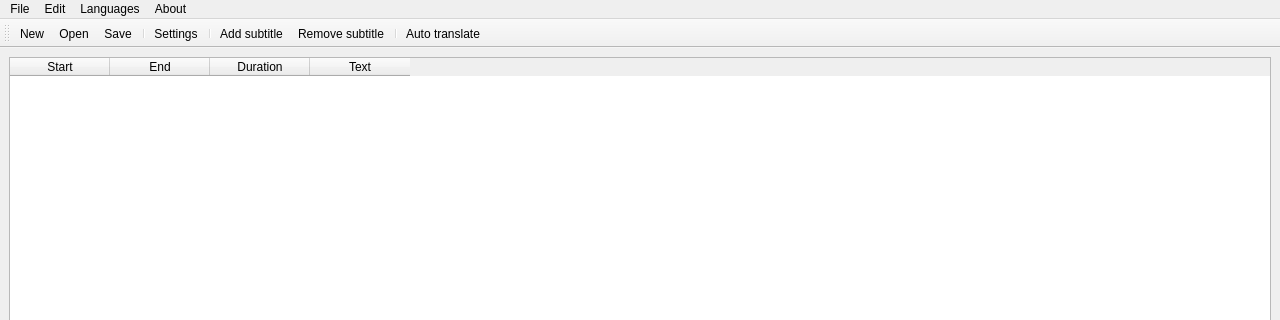
Old version of the form ui/main_window.ui in the repository TruongHaiDang/SRT-Editor; both pictures show x 0 to 1280 and y 0 to 320 of the 1280 by 800 pixel window.
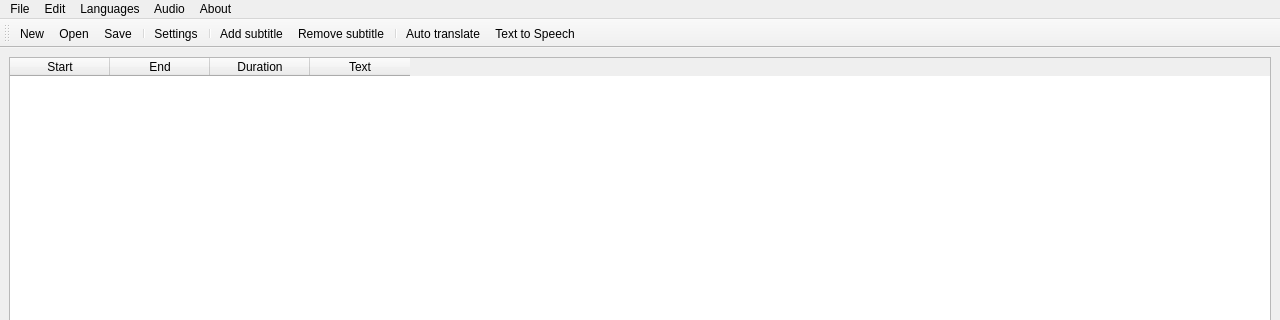
New version of the form. Icons and pictures are not drawn.

Commit message:
feat: add text-to-speech UI and settings
Adds a new Text-to-Speech dialog, menu entry, and corresponding settings
panel so users can configure audio provider and API key and invoke TTS
features from the app.

This enables a dedicated UI for converting text to audio (table of
entries, voice selection, and controls), a speaker icon resource, and
persists provider/api key choices in application settings. Also wires
the menu action to open the dialog, improving discoverability and
preparing the codebase for implementing TTS functionality.

No breaking changes.

What changed in the file:
```diff
--- a/ui/main_window.ui
+++ b/ui/main_window.ui
@@ -87,9 +87,16 @@
     <addaction name="actionAdd_subtitle"/>
     <addaction name="actionRemove_subtitle"/>
    </widget>
+   <widget class="QMenu" name="menuAudio">
+    <property name="title">
+     <string>Audio</string>
+    </property>
+    <addaction name="actionText_to_Speech"/>
+   </widget>
    <addaction name="menuFile"/>
    <addaction name="menuEdit"/>
    <addaction name="menuLanguages"/>
+   <addaction name="menuAudio"/>
    <addaction name="menuAbout"/>
   </widget>
   <widget class="QStatusBar" name="statusbar"/>
@@ -113,6 +120,7 @@
    <addaction name="actionRemove_subtitle"/>
    <addaction name="separator"/>
    <addaction name="actionAuto_translate"/>
+   <addaction name="actionText_to_Speech"/>
   </widget>
   <action name="actionNew">
    <property name="icon">
@@ -214,6 +222,15 @@
     <string>Settings</string>
    </property>
   </action>
+  <action name="actionText_to_Speech">
+   <property name="icon">
+    <iconset resource="app_qrc.qrc">
+     <normaloff>:/menu/assets/speaker.svg</normaloff>:/menu/assets/speaker.svg</iconset>
+   </property>
+   <property name="text">
+    <string>Text to Speech</string>
+   </property>
+  </action>
  </widget>
  <resources>
   <include location="app_qrc.qrc"/>
```
The commit also changes 10 other files.
